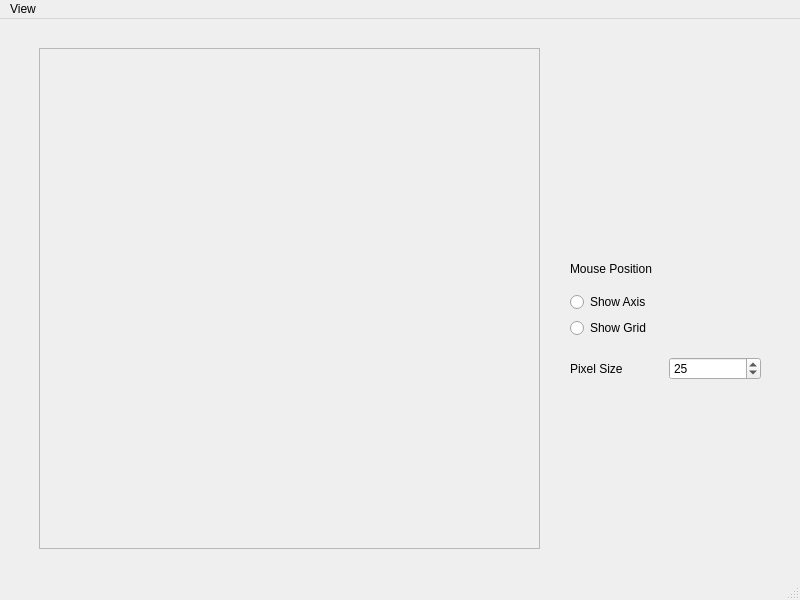
The window that Computer Graphics/Assignment 1/Draw_final/mainwindow.ui (CubixPro/BCSE-III-Assignments) describes before a commit, drawn with Qt 5.
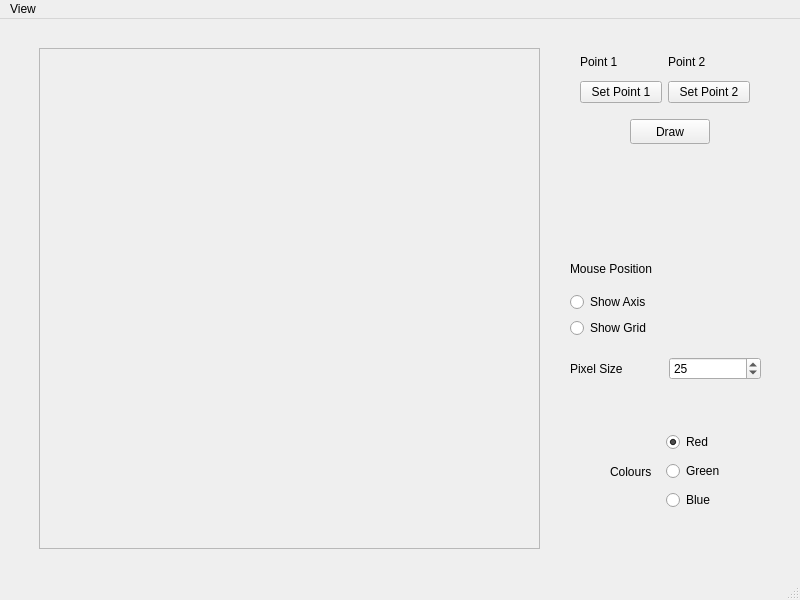
The same window after the commit. Custom widgets are drawn as their Qt base class.

Commit message: Added colour feature

The edit to the form file:
```diff
--- a/Computer Graphics/Assignment 1/Draw_final/mainwindow.ui
+++ b/Computer Graphics/Assignment 1/Draw_final/mainwindow.ui
@@ -56,7 +56,7 @@
      </item>
     </layout>
    </widget>
-   <widget class="QWidget" name="">
+   <widget class="QWidget" name="layoutWidget">
     <property name="geometry">
      <rect>
       <x>570</x>
@@ -113,6 +113,114 @@
      </item>
     </layout>
    </widget>
+   <widget class="QPushButton" name="pushButton_3">
+    <property name="geometry">
+     <rect>
+      <x>630</x>
+      <y>100</y>
+      <width>80</width>
+      <height>25</height>
+     </rect>
+    </property>
+    <property name="text">
+     <string>Draw</string>
+    </property>
+   </widget>
+   <widget class="QWidget" name="layoutWidget">
+    <property name="geometry">
+     <rect>
+      <x>580</x>
+      <y>30</y>
+      <width>170</width>
+      <height>54</height>
+     </rect>
+    </property>
+    <layout class="QVBoxLayout" name="verticalLayout_3">
+     <item>
+      <layout class="QHBoxLayout" name="horizontalLayout_4">
+       <item>
+        <widget class="QLabel" name="label_1">
+         <property name="text">
+          <string>Point 1</string>
+         </property>
+        </widget>
+       </item>
+       <item>
+        <widget class="QLabel" name="label_2">
+         <property name="text">
+          <string>Point 2</string>
+         </property>
+        </widget>
+       </item>
+      </layout>
+     </item>
+     <item>
+      <layout class="QHBoxLayout" name="horizontalLayout_5">
+       <item>
+        <widget class="QPushButton" name="pushButton_2">
+         <property name="text">
+          <string>Set Point 1</string>
+         </property>
+        </widget>
+       </item>
+       <item>
+        <widget class="QPushButton" name="pushButton">
+         <property name="text">
+          <string>Set Point 2</string>
+         </property>
+        </widget>
+       </item>
+      </layout>
+     </item>
+    </layout>
+   </widget>
+   <widget class="QWidget" name="">
+    <property name="geometry">
+     <rect>
+      <x>610</x>
+      <y>410</y>
+      <width>115</width>
+      <height>85</height>
+     </rect>
+    </property>
+    <layout class="QHBoxLayout" name="horizontalLayout">
+     <item>
+      <widget class="QLabel" name="label_3">
+       <property name="text">
+        <string>Colours</string>
+       </property>
+      </widget>
+     </item>
+     <item>
+      <layout class="QVBoxLayout" name="verticalLayout_4">
+       <item>
+        <widget class="QRadioButton" name="radioButton_3">
+         <property name="text">
+          <string>Red</string>
+         </property>
+         <property name="checked">
+          <bool>true</bool>
+         </property>
+        </widget>
+       </item>
+       <item>
+        <widget class="QRadioButton" name="radioButton_4">
+         <property name="text">
+          <string>Green</string>
+         </property>
+        </widget>
+       </item>
+       <item>
+        <widget class="QRadioButton" name="radioButton_5">
+         <property name="text">
+          <string>Blue</string>
+         </property>
+        </widget>
+       </item>
+      </layout>
+     </item>
+    </layout>
+   </widget>
   </widget>
   <widget class="QMenuBar" name="menubar">
    <property name="geometry">
```
Left out of the diff: 2 changed lines with no effect on the pictures. The commit also changes 4 other files.
